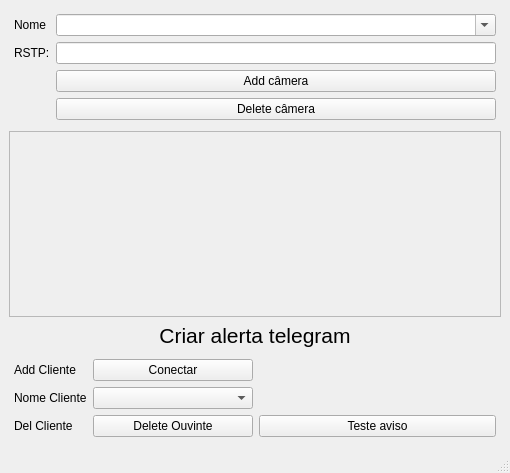
Before: the Qt Designer form monitor/view/from_ui.ui in eltonfernando/monitor_cam, drawn with Qt 5.
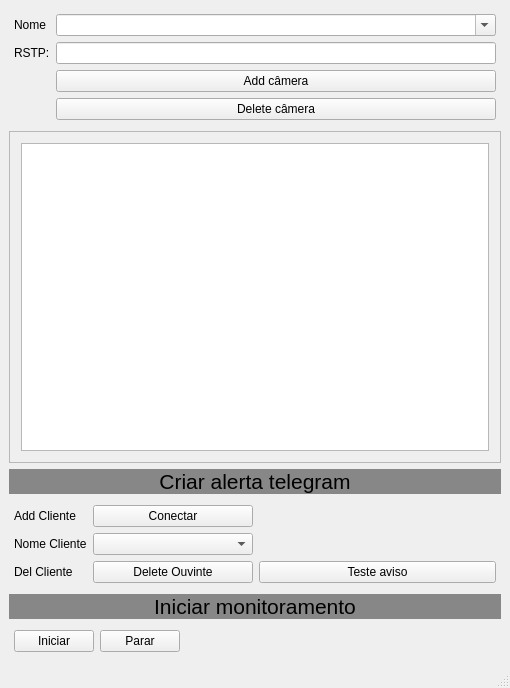
After: the same form once the commit is applied.

Patch:
```diff
--- a/monitor/view/from_ui.ui
+++ b/monitor/view/from_ui.ui
@@ -7,7 +7,7 @@
     <x>0</x>
     <y>0</y>
     <width>510</width>
-    <height>473</height>
+    <height>688</height>
    </rect>
   </property>
   <property name="windowTitle">
@@ -101,7 +101,7 @@
          <x>0</x>
          <y>0</y>
          <width>490</width>
-         <height>157</height>
+         <height>302</height>
         </rect>
        </property>
        <layout class="QGridLayout" name="gridLayout">
@@ -119,6 +119,9 @@
           <property name="bottomMargin">
            <number>2</number>
           </property>
+          <item>
+           <widget class="QTextBrowser" name="textBrowser_log"/>
+          </item>
          </layout>
         </item>
        </layout>
@@ -230,6 +233,103 @@
       </item>
      </layout>
     </item>
+    <item row="11" column="0">
+     <widget class="QLabel" name="label_2">
+      <property name="sizePolicy">
+       <sizepolicy hsizetype="Preferred" vsizetype="Minimum">
+        <horstretch>0</horstretch>
+        <verstretch>0</verstretch>
+       </sizepolicy>
+      </property>
+      <property name="font">
+       <font>
+        <pointsize>16</pointsize>
+       </font>
+      </property>
+      <property name="styleSheet">
+       <string notr="true">background-color: rgb(135, 135, 135);</string>
+      </property>
+      <property name="text">
+       <string>Criar alerta telegram</string>
+      </property>
+      <property name="alignment">
+       <set>Qt::AlignCenter</set>
+      </property>
+     </widget>
+    </item>
+    <item row="14" column="0">
+     <widget class="QLabel" name="label_7">
+      <property name="sizePolicy">
+       <sizepolicy hsizetype="Preferred" vsizetype="Minimum">
+        <horstretch>0</horstretch>
+        <verstretch>0</verstretch>
+       </sizepolicy>
+      </property>
+      <property name="font">
+       <font>
+        <pointsize>16</pointsize>
+       </font>
+      </property>
+      <property name="styleSheet">
+       <string notr="true">background-color: rgb(135, 135, 135);</string>
+      </property>
+      <property name="text">
+       <string>Iniciar monitoramento</string>
+      </property>
+      <property name="alignment">
+       <set>Qt::AlignCenter</set>
+      </property>
+     </widget>
+    </item>
+    <item row="15" column="0">
+     <layout class="QGridLayout" name="gridLayout_5">
+      <property name="leftMargin">
+       <number>5</number>
+      </property>
+      <property name="topMargin">
+       <number>5</number>
+      </property>
+      <property name="rightMargin">
+       <number>5</number>
+      </property>
+      <property name="bottomMargin">
+       <number>5</number>
+      </property>
+      <item row="1" column="0">
+       <widget class="QPushButton" name="pushButton_start_monitor">
+        <property name="sizePolicy">
+         <sizepolicy hsizetype="Preferred" vsizetype="Fixed">
+          <horstretch>0</horstretch>
+          <verstretch>0</verstretch>
+         </sizepolicy>
+        </property>
+        <property name="text">
+         <string>Iniciar</string>
+        </property>
+       </widget>
+      </item>
+      <item row="1" column="2">
+       <spacer name="horizontalSpacer_3">
+        <property name="orientation">
+         <enum>Qt::Horizontal</enum>
+        </property>
+        <property name="sizeHint" stdset="0">
+         <size>
+          <width>40</width>
+          <height>20</height>
+         </size>
+        </property>
+       </spacer>
+      </item>
+      <item row="1" column="1">
+       <widget class="QPushButton" name="pushButton_stop_monitor">
+        <property name="text">
+         <string>Parar</string>
+        </property>
+       </widget>
+      </item>
+     </layout>
+    </item>
    </layout>
   </widget>
   <widget class="QMenuBar" name="menubar">
```
Left out of the diff: 21 changed lines with no effect on the pictures.
